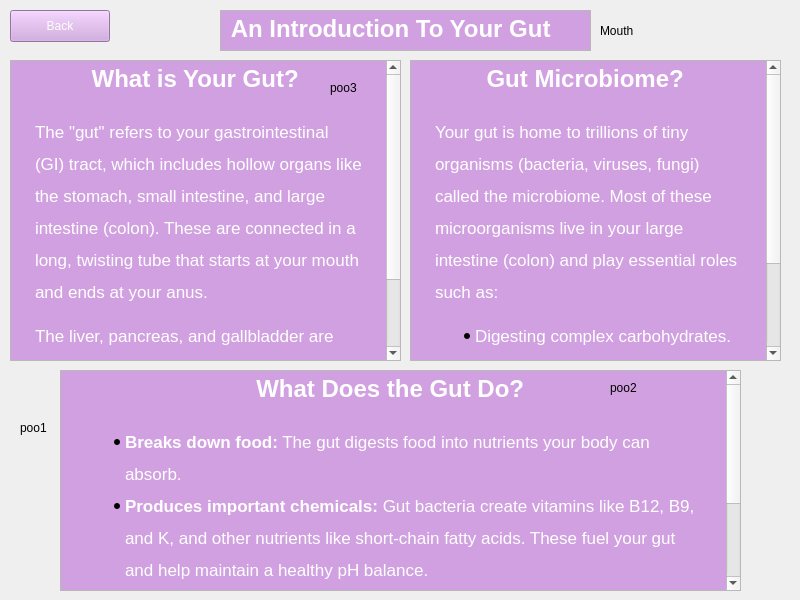
First picture: the form in A8EduApp/introtoguthealthwidget.ui, repository University-of-Utah-CS3505/a9-edu-app-f24-00Calvin00, before the edit.
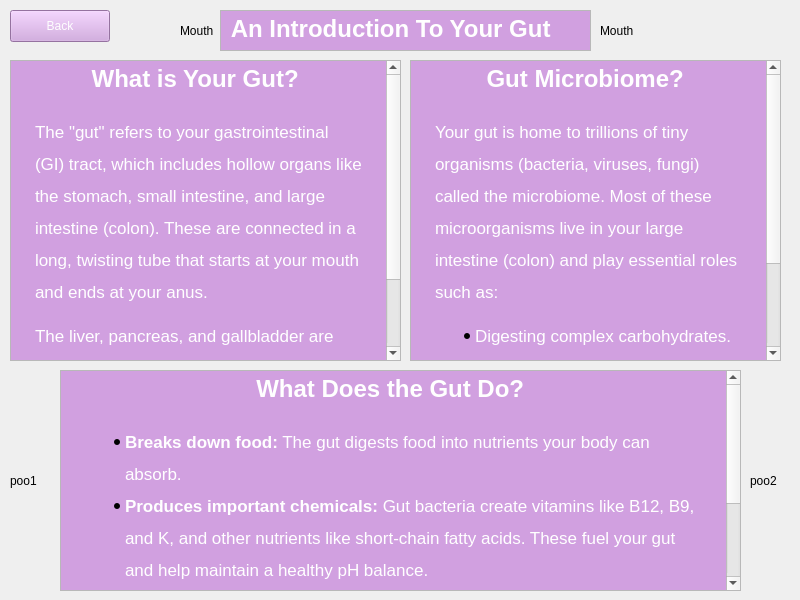
Second picture: the form after the edit.

```diff
--- a/A8EduApp/introtoguthealthwidget.ui
+++ b/A8EduApp/introtoguthealthwidget.ui
@@ -161,10 +161,10 @@
   <widget class="QLabel" name="poo1">
    <property name="geometry">
     <rect>
-     <x>20</x>
-     <y>420</y>
-     <width>58</width>
-     <height>16</height>
+     <x>10</x>
+     <y>430</y>
+     <width>51</width>
+     <height>101</height>
     </rect>
    </property>
    <property name="text">
@@ -174,10 +174,10 @@
   <widget class="QLabel" name="poo2">
    <property name="geometry">
     <rect>
-     <x>610</x>
-     <y>380</y>
-     <width>58</width>
-     <height>16</height>
+     <x>750</x>
+     <y>430</y>
+     <width>51</width>
+     <height>101</height>
     </rect>
    </property>
    <property name="text">
@@ -187,14 +187,14 @@
   <widget class="QLabel" name="poo3">
    <property name="geometry">
     <rect>
-     <x>330</x>
-     <y>80</y>
-     <width>58</width>
-     <height>16</height>
+     <x>180</x>
+     <y>10</y>
+     <width>61</width>
+     <height>41</height>
     </rect>
    </property>
    <property name="text">
-    <string>poo3</string>
+    <string>Mouth</string>
    </property>
   </widget>
  </widget>
```
Left out of the diff: 2 changed lines with no effect on the pictures.
